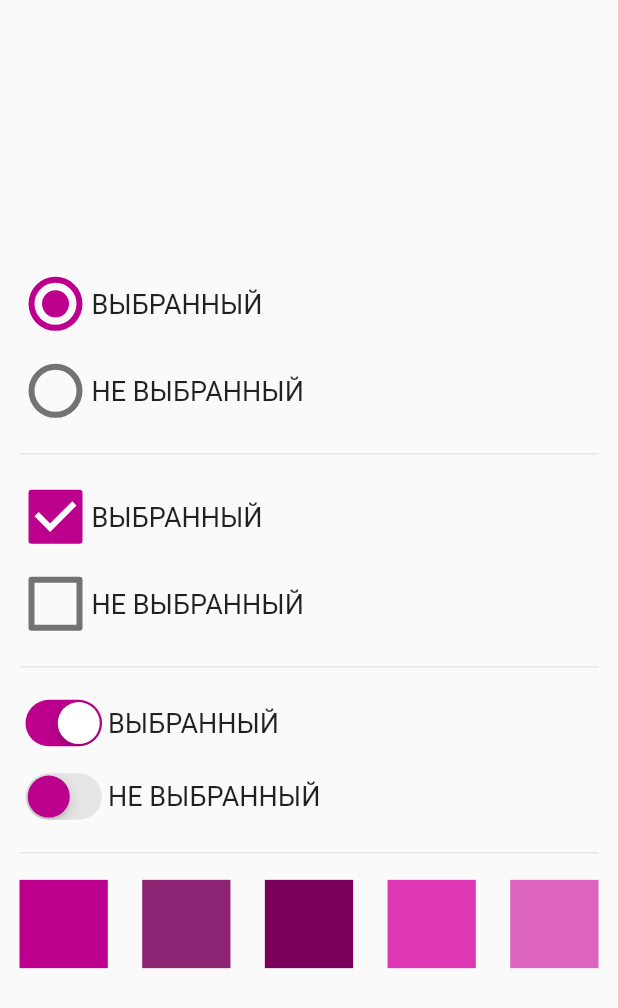
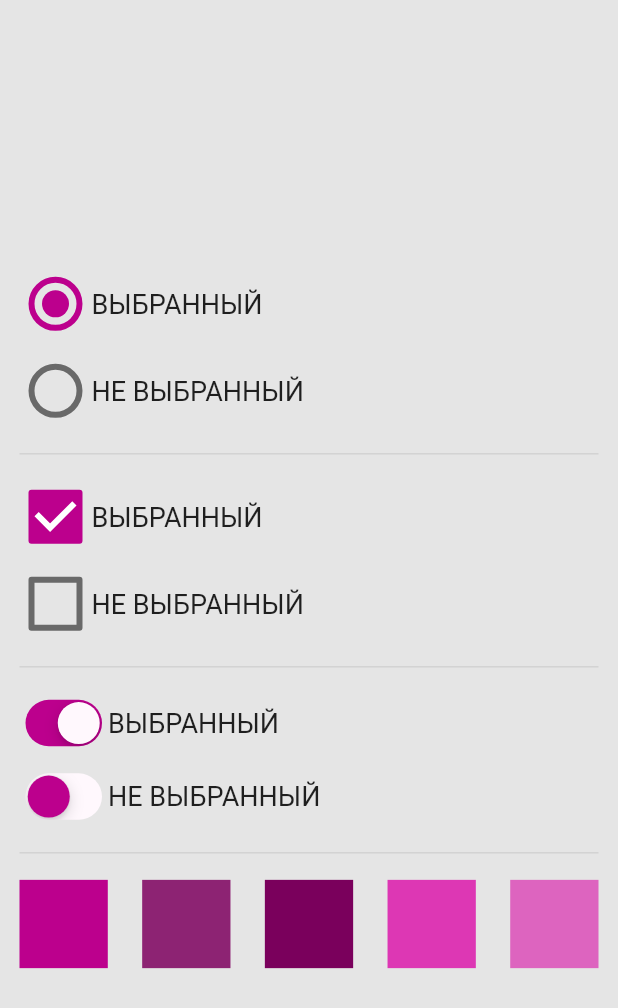
Before and after one commit to kalininas/design_app, a Flutter app: the screen it shows after launch, after a tap on "На экран с радио", on a phone screen of 412 x 824 dp. Shown: the top 1008 px of the screen. Run offline on Flutter 3.47's test engine with Material 2 defaults, Android fonts, the light colour scheme and no system bars; our stand-ins replace equatable, flutter_bloc; missing offline and left inert: dart:ffi.

Commit message:
add new custom widgets

```diff
--- a/lib/main.dart
+++ b/lib/main.dart
@@ -17,10 +17,7 @@ class MyApp extends StatelessWidget {
       theme: ThemeData(
         primarySwatch: Colors.blue,
       ),
-      home: BlocProvider(
-        create: (context) => ColorBloc(),
-        child: const NavigationScreen(),
-      ),
+      home: const NavigationScreen(),
     );
   }
 }
--- a/lib/screens/navigation_screen.dart
+++ b/lib/screens/navigation_screen.dart
@@ -1,8 +1,9 @@
 import 'package:design_vkr/bloc/color_bloc.dart';
 import 'package:design_vkr/screens/button_screen.dart';
 import 'package:design_vkr/screens/radio_screen.dart';
+import 'package:design_vkr/screens/text_field_screen.dart';
 import 'package:design_vkr/utils/constants.dart';
-import 'package:design_vkr/widgets/filled_button.dart';
+import 'package:design_vkr/widgets/design_widgets/flat_button.dart';
 import 'package:flutter/material.dart';
 import 'package:flutter_bloc/flutter_bloc.dart';
 
@@ -20,36 +21,49 @@ class NavigationScreen extends StatelessWidget {
           mainAxisSize: MainAxisSize.max,
           mainAxisAlignment: MainAxisAlignment.center,
           children: [
-            CustomFilledButton(
-              backgroundColor: primaryColor3,
+            _buildNavigationButton(
+              context,
               label: "На экран с кнопками",
-              onPressed: () => Navigator.of(context).push(
-                MaterialPageRoute(
-                  builder: (_) => BlocProvider(
-                    create: (__) => context.read<ColorBloc>(),
-                    child: const ButtonScreen(),
-                  ),
-                ),
-              ),
+              page: const ButtonScreen(),
             ),
             const SizedBox(
               height: verticalPadding,
             ),
-            CustomFilledButton(
-              backgroundColor: primaryColor3,
+            _buildNavigationButton(
+              context,
               label: "На экран с радио",
-              onPressed: () => Navigator.of(context).push(
-                MaterialPageRoute(
-                  builder: (_) => BlocProvider(
-                    create: (__) => context.read<ColorBloc>(),
-                    child: const RadioScreen(),
-                  ),
-                ),
-              ),
+              page: const RadioScreen(),
+            ),
+            const SizedBox(
+              height: verticalPadding,
+            ),
+            _buildNavigationButton(
+              context,
+              label: "На экран с текстовыми полями",
+              page: const TextFieldScreen(),
             ),
           ],
         ),
       ),
     );
   }
+
+  CustomFlatButton _buildNavigationButton(
+    BuildContext context, {
+    required String label,
+    required Widget page,
+  }) {
+    return CustomFlatButton(
+      backgroundColor: primaryColor3,
+      label: label,
+      onPressed: () => Navigator.of(context).push(
+        MaterialPageRoute(
+          builder: (_) => BlocProvider(
+            create: (__) => ColorBloc(),
+            child: page,
+          ),
+        ),
+      ),
+    );
+  }
 }
--- a/lib/screens/radio_screen.dart
+++ b/lib/screens/radio_screen.dart
@@ -1,22 +1,24 @@
+import 'dart:ffi';
+
 import 'package:design_vkr/bloc/color_bloc.dart';
 import 'package:design_vkr/utils/constants.dart';
 import 'package:design_vkr/utils/text_styles.dart';
 import 'package:design_vkr/widgets/color_row.dart';
 import 'package:design_vkr/widgets/custom_color_tween.dart';
+import 'package:design_vkr/widgets/design_widgets/custom_checkbox.dart';
+import 'package:design_vkr/widgets/design_widgets/custom_radio_button.dart';
+import 'package:design_vkr/widgets/design_widgets/custom_switch_button.dart';
 import 'package:flutter/cupertino.dart';
 import 'package:flutter/material.dart';
 import 'package:flutter_bloc/flutter_bloc.dart';
 
-enum RadioValue { turnOn, turnOff }
-
 class RadioScreen extends StatelessWidget {
   const RadioScreen({Key? key}) : super(key: key);
-
-  final RadioValue rv = RadioValue.turnOn;
 
   @override
   Widget build(BuildContext context) {
     return Scaffold(
+      backgroundColor: backgroundColor,
       body: SafeArea(
         child: Padding(
           padding: const EdgeInsets.symmetric(
@@ -55,10 +57,10 @@ class RadioScreen extends StatelessWidget {
         CustomColorTween(
           bloc: context.read<ColorBloc>(),
           builder: (color) => buildRowWithText(
-            child: CupertinoSwitch(
-              value: true,
+            child: CustomSwitchButton(
+              isChecked: true,
               onChanged: (value) {},
-              activeColor: color,
+              color: color,
             ),
             text: "ВЫБРАННЫЙ",
           ),
@@ -69,11 +71,10 @@ class RadioScreen extends StatelessWidget {
         CustomColorTween(
           bloc: context.read<ColorBloc>(),
           builder: (color) => buildRowWithText(
-            child: CupertinoSwitch(
-              value: false,
+            child: CustomSwitchButton(
+              isChecked: false,
               onChanged: (value) {},
-              activeColor: color,
-              thumbColor: color,
+              color: color,
             ),
             text: "НЕ ВЫБРАННЫЙ",
           ),
@@ -90,10 +91,10 @@ class RadioScreen extends StatelessWidget {
           builder: (color) => buildRowWithText(
             child: Transform.scale(
               scale: 2.0,
-              child: Checkbox(
-                value: true,
+              child: CustomCheckbox(
+                isChecked: true,
                 onChanged: (value) {},
-                activeColor: color,
+                color: color,
               ),
             ),
             text: "ВЫБРАННЫЙ",
@@ -107,10 +108,10 @@ class RadioScreen extends StatelessWidget {
           builder: (color) => buildRowWithText(
             child: Transform.scale(
               scale: 2.0,
-              child: Checkbox(
-                value: false,
+              child: CustomCheckbox(
+                isChecked: false,
                 onChanged: (value) {},
-                activeColor: color,
+                color: color,
               ),
             ),
             text: "НЕ ВЫБРАННЫЙ",
@@ -131,11 +132,10 @@ class RadioScreen extends StatelessWidget {
               text: "ВЫБРАННЫЙ",
               child: Transform.scale(
                 scale: 2.0,
-                child: Radio(
-                  value: RadioValue.turnOn,
-                  groupValue: rv,
+                child: CustomRadioButton(
+                  isChecked: true,
                   onChanged: (value) {},
-                  activeColor: color,
+                  color: color,
                 ),
               ),
             );
@@ -150,11 +150,10 @@ class RadioScreen extends StatelessWidget {
             return buildRowWithText(
               child: Transform.scale(
                 scale: 2.0,
-                child: Radio(
-                  value: RadioValue.turnOff,
-                  groupValue: rv,
+                child: CustomRadioButton(
+                  isChecked: false,
                   onChanged: (value) {},
-                  activeColor: color,
+                  color: color,
                 ),
               ),
               text: "НЕ ВЫБРАННЫЙ",
--- a/lib/utils/constants.dart
+++ b/lib/utils/constants.dart
@@ -16,6 +16,7 @@ const Color secondaryColor = Color(0xffFFF8FD);
 const Color errorColor = Color(0xffEA1818);
 const Color lightColor = Color(0xffBDBDBD);
 const Color darkColor = Color(0xff000000);
+const Color backgroundColor = Color(0xffE5E5E5);
 
 const double borderRadius = 40.0;
 const double borderWidth = 3.0;
--- /dev/null
+++ b/lib/widgets/design_widgets/custom_checkbox.dart
@@ -0,0 +1,24 @@
+import 'package:design_vkr/utils/constants.dart';
+import 'package:flutter/material.dart';
+
+class CustomCheckbox extends StatelessWidget {
+  const CustomCheckbox({
+    Key? key,
+    required this.isChecked,
+    this.color = primaryColor1,
+    this.onChanged,
+  }) : super(key: key);
+
+  final Color color;
+  final bool isChecked;
+  final void Function(bool value)? onChanged;
+
+  @override
+  Widget build(BuildContext context) {
+    return Checkbox(
+      value: isChecked,
+      onChanged: (value) {},
+      activeColor: color,
+    );
+  }
+}
--- /dev/null
+++ b/lib/widgets/design_widgets/custom_radio_button.dart
@@ -0,0 +1,27 @@
+import 'package:design_vkr/utils/constants.dart';
+import 'package:flutter/material.dart';
+
+enum RadioValue { turnOn, turnOff }
+
+class CustomRadioButton extends StatelessWidget {
+  const CustomRadioButton({
+    Key? key,
+    required this.isChecked,
+    this.onChanged,
+    this.color = primaryColor1,
+  }) : super(key: key);
+
+  final Color color;
+  final bool isChecked;
+  final void Function(RadioValue? value)? onChanged;
+
+  @override
+  Widget build(BuildContext context) {
+    return Radio(
+      value: isChecked ? RadioValue.turnOn : RadioValue.turnOff,
+      groupValue: RadioValue.turnOn,
+      onChanged: onChanged,
+      activeColor: color,
+    );
+  }
+}
--- /dev/null
+++ b/lib/widgets/design_widgets/custom_switch_button.dart
@@ -0,0 +1,27 @@
+import 'package:design_vkr/utils/constants.dart';
+import 'package:flutter/cupertino.dart';
+import 'package:flutter/material.dart';
+
+class CustomSwitchButton extends StatelessWidget {
+  const CustomSwitchButton({
+    Key? key,
+    required this.isChecked,
+    this.color = primaryColor3,
+    this.onChanged,
+  }) : super(key: key);
+
+  final bool isChecked;
+  final Color? color;
+  final void Function(bool value)? onChanged;
+
+  @override
+  Widget build(BuildContext context) {
+    return CupertinoSwitch(
+      value: isChecked,
+      onChanged: onChanged,
+      activeColor: isChecked ? color : secondaryColor,
+      thumbColor: isChecked ? secondaryColor : color,
+      trackColor: secondaryColor,
+    );
+  }
+}
--- a/lib/widgets/filled_button.dart
+++ b/lib/widgets/design_widgets/flat_button.dart
@@ -2,8 +2,8 @@ import 'package:design_vkr/utils/constants.dart';
 import 'package:design_vkr/widgets/custom_text_button.dart';
 import 'package:flutter/material.dart';
 
-class CustomFilledButton extends StatelessWidget {
-  const CustomFilledButton({
+class CustomFlatButton extends StatelessWidget {
+  const CustomFlatButton({
     Key? key,
     required this.backgroundColor,
     this.isDisabled = false,
```
Also changed, not shown: lib/screens/button_screen.dart (+15 -15 lines), lib/screens/text_field_screen.dart (added, +70 -0 lines), lib/widgets/design_widgets/custom_text_field.dart (added, +72 -0 lines), lib/widgets/sub_header_text.dart (added, +19 -0 lines), lib/widgets/design_widgets/outlined_button.dart (renamed from lib/widgets/outlined_button.dart).
